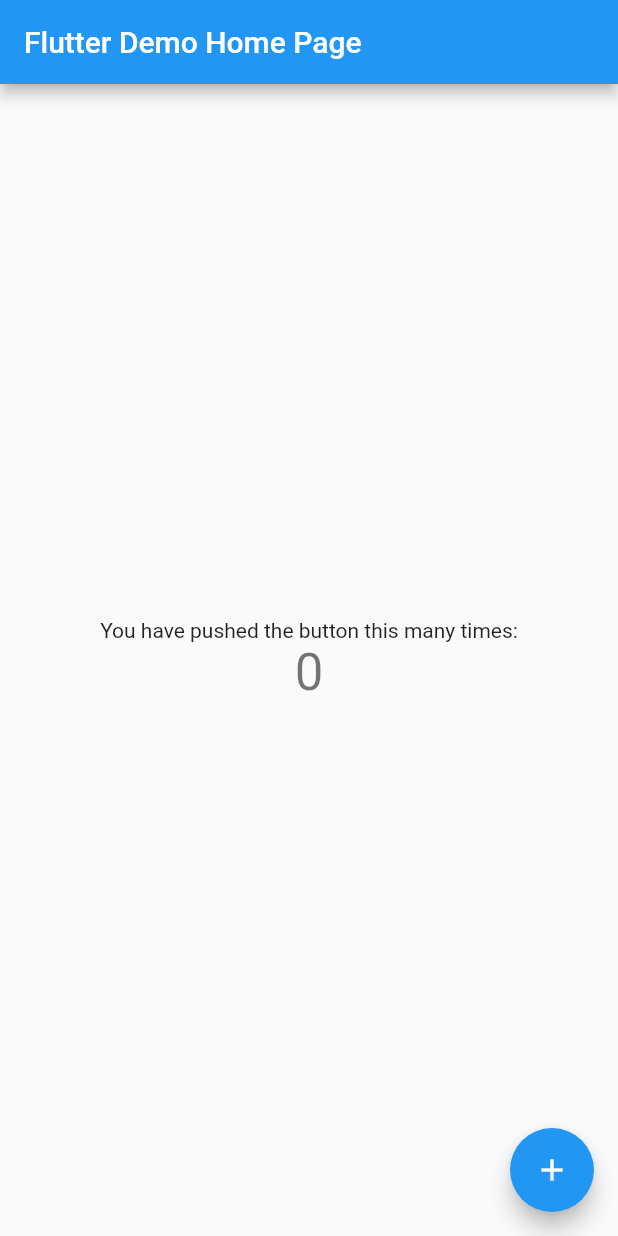
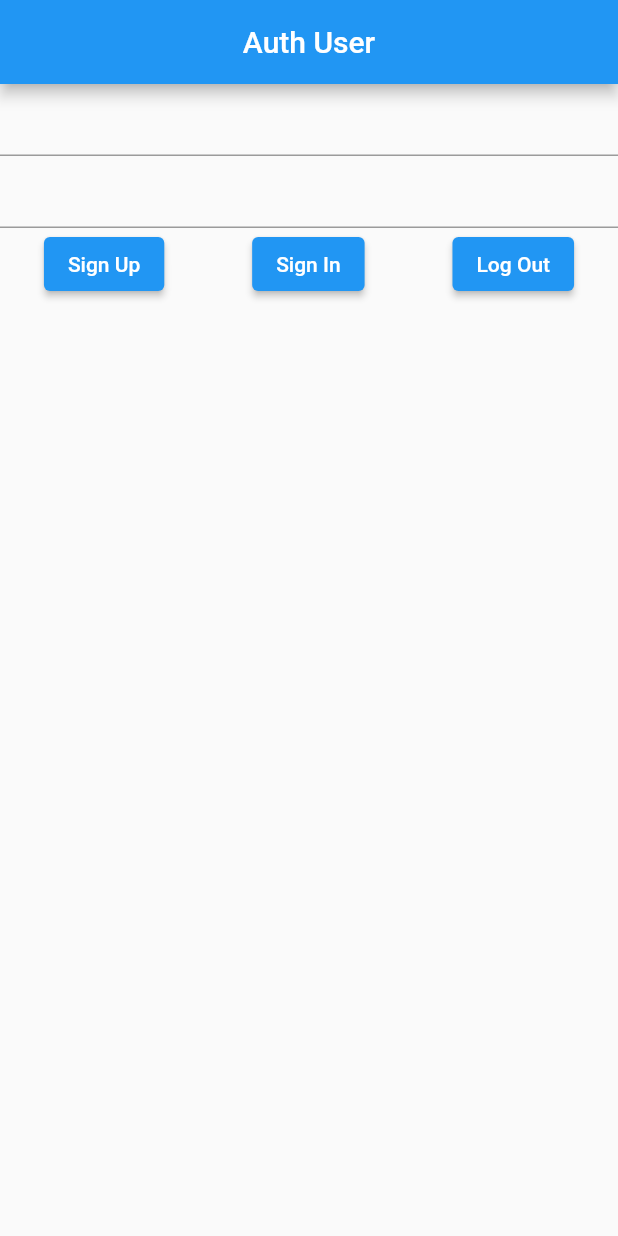
Before and after one commit to benjdiasaad/Flutter-Firebase_Authentication, a Flutter app: the screen it shows after launch, on a phone screen of 412 x 824 dp. Run offline on Flutter 3.47's test engine with Material 2 defaults, Android fonts, the phone set to English and light mode, and no system bars.

Commit message:
Creating Layouts

```diff
--- a/lib/main.dart
+++ b/lib/main.dart
@@ -1,113 +1,43 @@
 import 'package:flutter/material.dart';
 
 void main() {
-  runApp(MyApp());
+  runApp(AuthApp());
 }
 
-class MyApp extends StatelessWidget {
-  // This widget is the root of your application.
+class AuthApp extends StatefulWidget {
+  //const AuthApp({ Key? key }) : super(key: key);
+
+  @override
+  _AuthAppState createState() => _AuthAppState();
+}
+
+class _AuthAppState extends State<AuthApp> {
+  final emailController = TextEditingController();
+  final passwordController = TextEditingController();
   @override
   Widget build(BuildContext context) {
     return MaterialApp(
-      title: 'Flutter Demo',
-      theme: ThemeData(
-        // This is the theme of your application.
-        //
-        // Try running your application with "flutter run". You'll see the
-        // application has a blue toolbar. Then, without quitting the app, try
-        // changing the primarySwatch below to Colors.green and then invoke
-        // "hot reload" (press "r" in the console where you ran "flutter run",
-        // or simply save your changes to "hot reload" in a Flutter IDE).
-        // Notice that the counter didn't reset back to zero; the application
-        // is not restarted.
-        primarySwatch: Colors.blue,
+      home: Scaffold(
+        appBar: AppBar(centerTitle: true, title: Text('Auth User')),
+        body: Center(
+          child: Column(
+            children: [
+              TextField(controller: emailController),
+              TextField(
+                controller: passwordController,
+              ),
+              Row(
+                mainAxisAlignment: MainAxisAlignment.spaceAround,
+                children: [
+                  ElevatedButton(onPressed: () {}, child: Text('Sign Up')),
+                  ElevatedButton(onPressed: () {}, child: Text('Sign In')),
+                  ElevatedButton(onPressed: () {}, child: Text('Log Out')),
+                ],
+              ),
+            ],
+          ),
+        ),
       ),
-      home: MyHomePage(title: 'Flutter Demo Home Page'),
     );
   }
 }
-
-class MyHomePage extends StatefulWidget {
-  MyHomePage({Key key, this.title}) : super(key: key);
-
-  // This widget is the home page of your application. It is stateful, meaning
-  // that it has a State object (defined below) that contains fields that affect
-  // how it looks.
-
-  // This class is the configuration for the state. It holds the values (in this
-  // case the title) provided by the parent (in this case the App widget) and
-  // used by the build method of the State. Fields in a Widget subclass are
-  // always marked "final".
-
-  final String title;
-
-  @override
-  _MyHomePageState createState() => _MyHomePageState();
-}
-
-class _MyHomePageState extends State<MyHomePage> {
-  int _counter = 0;
-
-  void _incrementCounter() {
-    setState(() {
-      // This call to setState tells the Flutter framework that something has
-      // changed in this State, which causes it to rerun the build method below
-      // so that the display can reflect the updated values. If we changed
-      // _counter without calling setState(), then the build method would not be
-      // called again, and so nothing would appear to happen.
-      _counter++;
-    });
-  }
-
-  @override
-  Widget build(BuildContext context) {
-    // This method is rerun every time setState is called, for instance as done
-    // by the _incrementCounter method above.
-    //
-    // The Flutter framework has been optimized to make rerunning build methods
-    // fast, so that you can just rebuild anything that needs updating rather
-    // than having to individually change instances of widgets.
-    return Scaffold(
-      appBar: AppBar(
-        // Here we take the value from the MyHomePage object that was created by
-        // the App.build method, and use it to set our appbar title.
-        title: Text(widget.title),
-      ),
-      body: Center(
-        // Center is a layout widget. It takes a single child and positions it
-        // in the middle of the parent.
-        child: Column(
-          // Column is also a layout widget. It takes a list of children and
-          // arranges them vertically. By default, it sizes itself to fit its
-          // children horizontally, and tries to be as tall as its parent.
-          //
-          // Invoke "debug painting" (press "p" in the console, choose the
-          // "Toggle Debug Paint" action from the Flutter Inspector in Android
-          // Studio, or the "Toggle Debug Paint" command in Visual Studio Code)
-          // to see the wireframe for each widget.
-          //
-          // Column has various properties to control how it sizes itself and
-          // how it positions its children. Here we use mainAxisAlignment to
-          // center the children vertically; the main axis here is the vertical
-          // axis because Columns are vertical (the cross axis would be
-          // horizontal).
-          mainAxisAlignment: MainAxisAlignment.center,
-          children: <Widget>[
-            Text(
-              'You have pushed the button this many times:',
-            ),
-            Text(
-              '$_counter',
-              style: Theme.of(context).textTheme.headline4,
-            ),
-          ],
-        ),
-      ),
-      floatingActionButton: FloatingActionButton(
-        onPressed: _incrementCounter,
-        tooltip: 'Increment',
-        child: Icon(Icons.add),
-      ), // This trailing comma makes auto-formatting nicer for build methods.
-    );
-  }
-}
```
Also changed, not shown: 2 other files.
